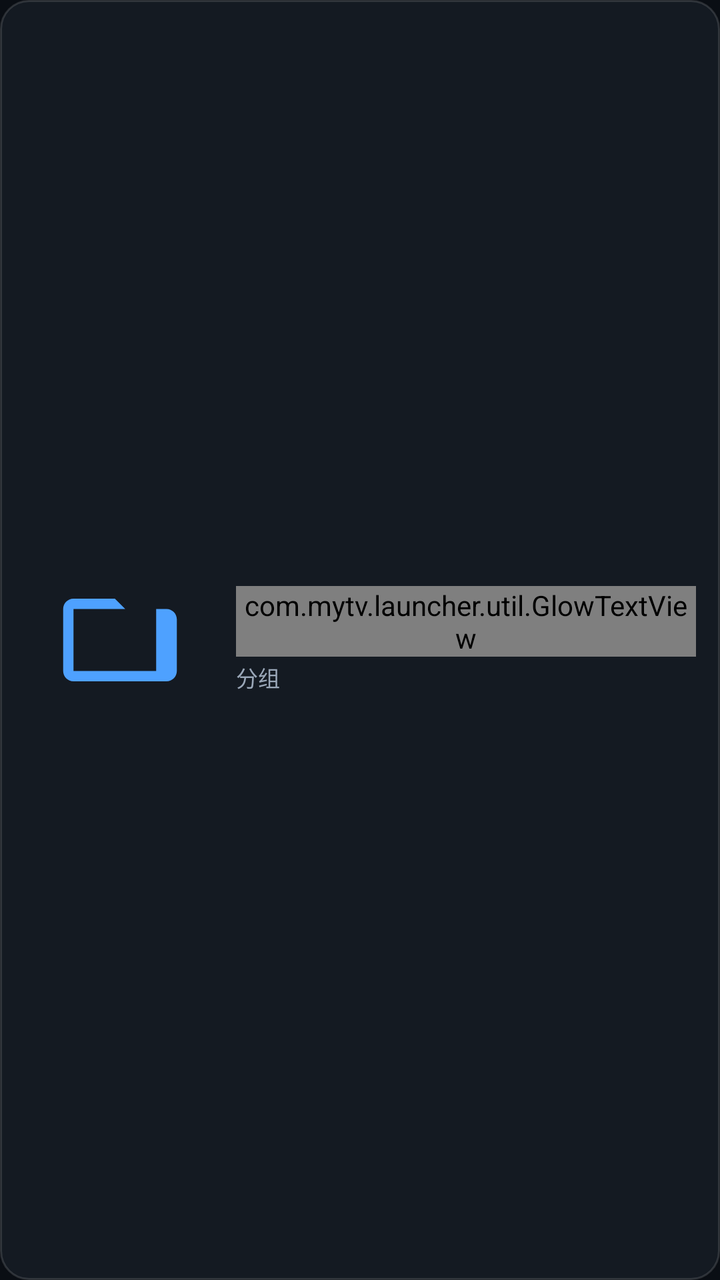
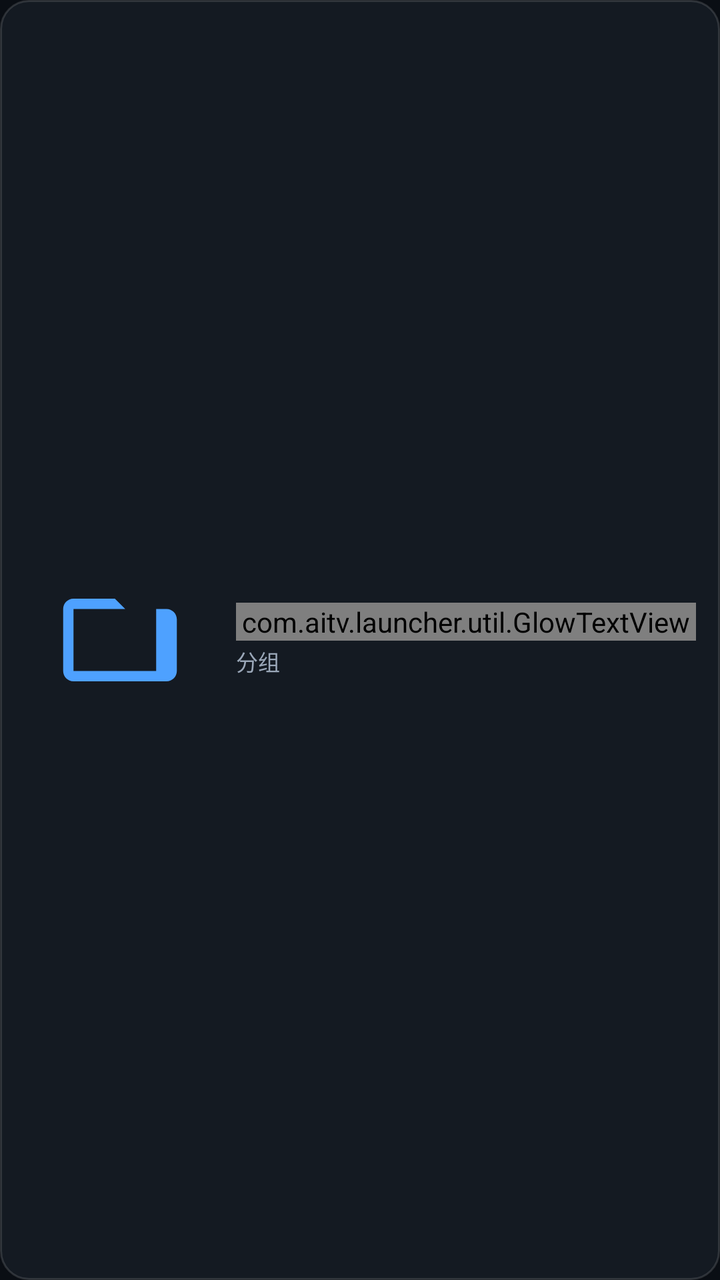

The first picture is an Android layout as it rendered before a commit; the second is the same layout after the commit. The layout source and the unified diff follow.
<!-- AndroidManifest.xml: application theme AppTheme -->
<!-- res/layout/item_live_channel.xml -->
<?xml version="1.0" encoding="utf-8"?>
<LinearLayout xmlns:android="http://schemas.android.com/apk/res/android"
    android:layout_width="match_parent"
    android:layout_height="108dp"
    android:layout_margin="6dp"
    android:background="@drawable/bg_poster"
    android:clickable="true"
    android:focusable="true"
    android:gravity="center_vertical"
    android:orientation="horizontal"
    android:paddingStart="12dp"
    android:paddingEnd="12dp">

    <ImageView
        android:id="@+id/channelLogo"
        android:layout_width="96dp"
        android:layout_height="62dp"
        android:contentDescription="频道台标"
        android:scaleType="fitCenter"
        android:src="@drawable/ic_tv"
        android:tint="@color/accent" />

    <LinearLayout
        android:layout_width="0dp"
        android:layout_height="wrap_content"
        android:layout_marginStart="10dp"
        android:layout_weight="1"
        android:orientation="vertical">

        <com.mytv.launcher.util.GlowTextView
            android:id="@+id/channelName"
            android:layout_width="match_parent"
            android:layout_height="wrap_content"
            android:ellipsize="end"
            android:maxLines="2"
            android:text="频道名称"
            android:textColor="@color/text"
            android:textSize="18sp"
            android:textStyle="bold" />

        <TextView
            android:id="@+id/channelGroup"
            android:layout_width="match_parent"
            android:layout_height="wrap_content"
            android:layout_marginTop="2dp"
            android:ellipsize="end"
            android:maxLines="1"
            android:text="分组"
            android:textColor="@color/text_dim"
            android:textSize="11sp" />
    </LinearLayout>

    <TextView
        android:id="@+id/channelFavorite"
        android:layout_width="wrap_content"
        android:layout_height="wrap_content"
        android:layout_marginStart="6dp"
        android:text="★"
        android:textColor="#FFD75E"
        android:textSize="20sp"
        android:visibility="gone" />
</LinearLayout>
<!-- resources referenced by this layout -->
<resources>
  <color name="accent">#4EA1FF</color>
  <color name="text">#F4F7FB</color>
  <color name="text_dim">#9AA7B8</color>
  <!-- drawable bg_poster (drawable) -->
  <?xml version="1.0" encoding="utf-8"?>
  <selector xmlns:android="http://schemas.android.com/apk/res/android">
      <item android:state_focused="true">
          <shape android:shape="rectangle">
              <corners android:radius="14dp" />
              <solid android:color="#FF1B2431" />
              <stroke android:width="3dp" android:color="#FFFFFFFF" />
          </shape>
      </item>
      <item android:state_selected="true">
          <shape android:shape="rectangle">
              <corners android:radius="14dp" />
              <solid android:color="#334EA1FF" />
              <stroke android:width="2dp" android:color="#FF4EA1FF" />
          </shape>
      </item>
      <item>
          <shape android:shape="rectangle">
              <corners android:radius="14dp" />
              <solid android:color="#FF141A22" />
              <stroke android:width="1dp" android:color="#22FFFFFF" />
          </shape>
      </item>
  </selector>
  <!-- drawable ic_tv (drawable) -->
  <?xml version="1.0" encoding="utf-8"?>
  <vector xmlns:android="http://schemas.android.com/apk/res/android" android:width="24dp" android:height="24dp" android:viewportWidth="24" android:viewportHeight="24">
      <path android:fillColor="#FFFFFFFF" android:pathData="M21,6h-7.99l-2,-2H3c-1.1,0 -2,0.9 -2,2v12c0,1.1 0.9,2 2,2h18c1.1,0 2,-0.9 2,-2V8c0,-1.1 -0.9,-2 -2,-2zM21,18H3V6h16v12z" />
  </vector>
  <style name="AppTheme" parent="@android:style/Theme.Material.NoActionBar">
          <item name="android:windowBackground">@color/bg</item>
          <item name="android:colorAccent">@color/accent</item>
          <item name="android:windowFullscreen">true</item>
          <item name="android:windowContentTransitions">true</item>
          <item name="android:fontFamily">sans-serif</item>
          <item name="android:navigationBarColor">@color/bg</item>
          <item name="android:statusBarColor">@color/bg</item>
      </style>
  <color name="bg">#0A0E14</color>
</resources>

<!-- the commit's change to res/layout/item_live_channel.xml (unified diff, before → after) -->
@@ -27,7 +27,7 @@
         android:layout_weight="1"
         android:orientation="vertical">
 
-        <com.mytv.launcher.util.GlowTextView
+        <com.aitv.launcher.util.GlowTextView
             android:id="@+id/channelName"
             android:layout_width="match_parent"
             android:layout_height="wrap_content"
